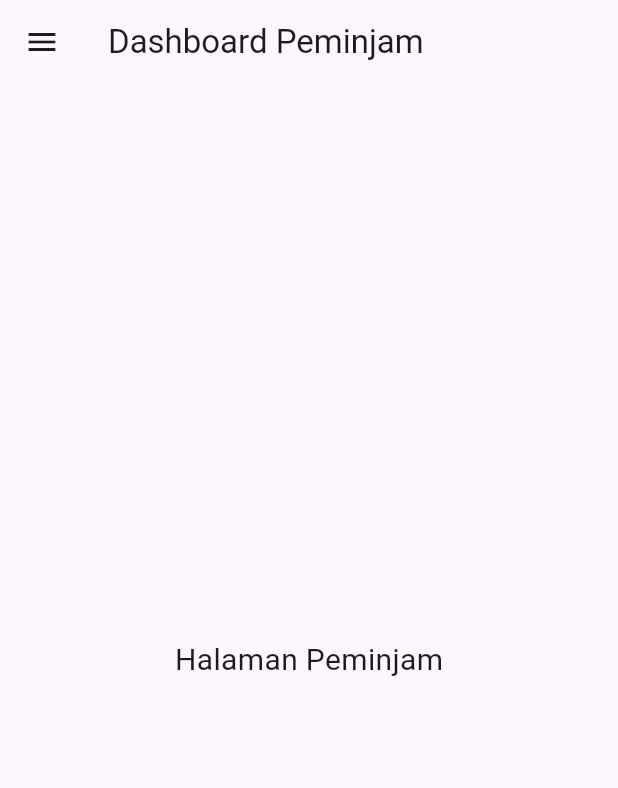
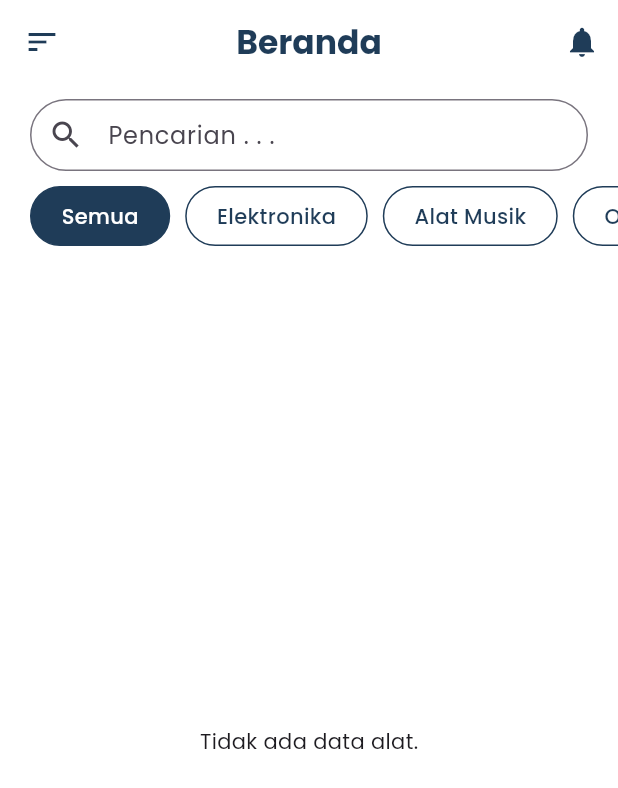
Before and after one commit to HusnulAzizah21/peminjaman_alat, a Flutter app: the PeminjamPage screen opened directly, on a phone screen of 412 x 824 dp. Shown: the top 788 px of the screen. Run offline on Flutter 3.47's test engine with Material 3 defaults, Android fonts, the phone set to English and light mode, and no system bars; our stand-ins replace get, google_fonts, supabase_flutter; accounts and stored records are empty.

Commit message:
update_2

```diff
--- a/lib/controllers/app_controller.dart
+++ b/lib/controllers/app_controller.dart
@@ -2,7 +2,7 @@ import 'package:get/get.dart';
 import 'package:supabase_flutter/supabase_flutter.dart';
 import '../pages/admin/admin_page.dart';
 import '../pages/petugas/petugas_page.dart';
-import '../pages/peminjam/peminjam_page.dart';
+import '../pages/peminjam/beranda.dart';
 import '../pages/login_page.dart';
 
 class AppController extends GetxController {
--- /dev/null
+++ b/lib/pages/peminjam/beranda.dart
@@ -0,0 +1,343 @@
+import 'package:flutter/material.dart';
+import 'package:get/get.dart';
+import '../../controllers/app_controller.dart';
+import 'peminjaman.dart';
+import 'riwayat.dart';
+
+class PeminjamPage extends StatefulWidget {
+  const PeminjamPage({super.key});
+
+  @override
+  State<PeminjamPage> createState() => _PeminjamPageState();
+}
+
+class _PeminjamPageState extends State<PeminjamPage> {
+  final c = Get.find<AppController>();
+  String searchQuery = "";
+  String selectedCategory = "Semua";
+
+  // List kategori sesuai dengan label di tombol filter
+  final List<String> categories = ["Semua", "Elektronika", "Alat Musik", "Olahraga"];
+
+  @override
+  Widget build(BuildContext context) {
+    final user = c.supabase.auth.currentUser;
+    final String userEmail = user?.email ?? "User@gmail.com";
+    final String userName = userEmail.split('@')[0].capitalizeFirst ?? "User";
+
+    return Scaffold(
+      backgroundColor: Colors.white,
+      appBar: AppBar(
+        backgroundColor: Colors.white,
+        elevation: 0,
+        centerTitle: true,
+        leading: Builder(
+          builder: (context) => IconButton(
+            icon: const Icon(Icons.sort, color: Color(0xFF1F3C58)),
+            onPressed: () => Scaffold.of(context).openDrawer(),
+          ),
+        ),
+        title: const Text(
+          "Beranda",
+          style: TextStyle(color: Color(0xFF1F3C58), fontWeight: FontWeight.bold),
+        ),
+        actions: [
+          IconButton(
+            icon: const Icon(Icons.notifications, color: Color(0xFF1F3C58)),
+            onPressed: () {
+              // Navigasi ke halaman notifikasi sederhana
+              Get.to(() => Scaffold(
+                    appBar: AppBar(
+                      title: const Text("Notifikasi"),
+                      backgroundColor: const Color(0xFF1F3C58),
+                    ),
+                    body: const Center(child: Text("Tidak ada notifikasi baru")),
+                  ));
+            },
+          ),
+        ],
+      ),
+      drawer: Drawer(
+        child: Column(
+          children: [
+            // HEADER PROFILE
+            Container(
+              padding: const EdgeInsets.only(top: 60, left: 20, right: 20, bottom: 20),
+              width: double.infinity,
+              color: const Color(0xFF1F3C58),
+              child: Row(
+                children: [
+                  const CircleAvatar(
+                    radius: 30,
+                    backgroundImage: AssetImage('assets/avatar.png'),
+                    backgroundColor: Colors.white,
+                  ),
+                  const SizedBox(width: 15),
+                  Expanded(
+                    child: Column(
+                      crossAxisAlignment: CrossAxisAlignment.start,
+                      mainAxisSize: MainAxisSize.min,
+                      children: [
+                        Text(
+                          userName,
+                          style: const TextStyle(
+                            color: Colors.white,
+                            fontSize: 18,
+                            fontWeight: FontWeight.bold,
+                          ),
+                        ),
+                        Text(
+                          userEmail,
+                          style: const TextStyle(
+                            color: Colors.white70,
+                            fontSize: 12,
+                          ),
+                        ),
+                      ],
+                    ),
+                  ),
+                ],
+              ),
+            ),
+            // MENU ITEMS
+            Expanded(
+              child: ListView(
+                padding: EdgeInsets.zero,
+                children: [
+                  const SizedBox(height: 10),
+                  _buildMenuItem(
+                    icon: Icons.home_outlined,
+                    title: "Beranda",
+                    isActive: true,
+                    onTap: () => Get.back(),
+                  ),
+                  _buildMenuItem(
+                    icon: Icons.add_box_outlined,
+                    title: "Peminjaman",
+                    onTap: () {
+                      Get.back();
+                      Get.to(() => const PeminjamanPage());
+                    },
+                  ),
+                  _buildMenuItem(
+                    icon: Icons.history,
+                    title: "Riwayat",
+                    onTap: () {
+                      Get.back();
+                      Get.to(() => const RiwayatPage());
+                    },
+                  ),
+                  _buildMenuItem(
+                    icon: Icons.logout,
+                    title: "Keluar",
+                    onTap: () => c.logout(),
+                  ),
+                ],
+              ),
+            ),
+          ],
+        ),
+      ),
+      body: Column(
+        children: [
+          // 1. SEARCH BAR
+          Padding(
+            padding: const EdgeInsets.symmetric(horizontal: 20, vertical: 10),
+            child: TextField(
+              onChanged: (value) => setState(() => searchQuery = value),
+              decoration: InputDecoration(
+                hintText: "Pencarian . . .",
+                prefixIcon: const Icon(Icons.search),
+                contentPadding: const EdgeInsets.symmetric(vertical: 0),
+                border: OutlineInputBorder(
+                  borderRadius: BorderRadius.circular(25),
+                  borderSide: const BorderSide(color: Color(0xFF1F3C58)),
+                ),
+              ),
+            ),
+          ),
+
+          // 2. FILTER KATEGORI
+          SizedBox(
+            height: 40,
+            child: ListView.builder(
+              scrollDirection: Axis.horizontal,
+              padding: const EdgeInsets.symmetric(horizontal: 15),
+              itemCount: categories.length,
+              itemBuilder: (context, index) {
+                bool isSelected = selectedCategory == categories[index];
+                return Padding(
+                  padding: const EdgeInsets.symmetric(horizontal: 5),
+                  child: InkWell(
+                    onTap: () => setState(() => selectedCategory = categories[index]),
+                    child: Container(
+                      padding: const EdgeInsets.symmetric(horizontal: 20),
+                      decoration: BoxDecoration(
+                        color: isSelected ? const Color(0xFF1F3C58) : Colors.white,
+                        borderRadius: BorderRadius.circular(20),
+                        border: Border.all(color: const Color(0xFF1F3C58)),
+                      ),
+                      alignment: Alignment.center,
+                      child: Text(
+                        categories[index],
+                        style: TextStyle(
+                          color: isSelected ? Colors.white : const Color(0xFF1F3C58),
+                          fontWeight: FontWeight.w500,
+                        ),
+                      ),
+                    ),
+                  ),
+                );
+              },
+            ),
+          ),
+
+          // 3. GRID ALAT (Mengambil data dari Supabase)
+          Expanded(
+            child: StreamBuilder<List<Map<String, dynamic>>>(
+              stream: c.supabase.from('alat').stream(primaryKey: ['id']),
+              builder: (context, snapshot) {
+                if (snapshot.connectionState == ConnectionState.waiting) {
+                  return const Center(child: CircularProgressIndicator());
+                }
+
+                if (!snapshot.hasData || snapshot.data!.isEmpty) {
+                  return const Center(child: Text("Tidak ada data alat."));
+                }
+
+                // LOGIKA FILTER: Menggunakan data 'kategori' dari database
+                final filteredItems = snapshot.data!.where((item) {
+                  final String namaAlat = item['nama_alat'].toString().toLowerCase();
+                  final String kategoriDb = item['kategori_id'].toString(); // Mengambil data kolom kategori
+
+                  final matchesSearch = namaAlat.contains(searchQuery.toLowerCase());
+
+                  // Mencocokkan kolom 'kategori' di DB dengan 'selectedCategory' di UI
+                  final matchesCategory = selectedCategory == "Semua" ||
+                                          kategoriDb == selectedCategory;
+
+                  return matchesSearch && matchesCategory;
+                }).toList();
+
+                return GridView.builder(
+                  padding: const EdgeInsets.all(20),
+                  gridDelegate: const SliverGridDelegateWithFixedCrossAxisCount(
+                    crossAxisCount: 2,
+                    crossAxisSpacing: 15,
+                    mainAxisSpacing: 15,
+                    childAspectRatio: 0.78,
+                  ),
+                  itemCount: filteredItems.length,
+                  itemBuilder: (context, index) {
+                    final item = filteredItems[index];
+
+                    final String namaAlat = item['nama_alat'] ?? "";
+                    final int stok = item['stok_total'] ?? 0;
+                    final String status = item['status_ketersediaan'] ?? "Kosong";
+                    final String imageUrl = item['gambar_url'] ?? "";
+
+                    final Color statusColor = (status.toLowerCase() == 'tersedia')
+                        ? Colors.green
+                        : Colors.red;
+
+                    return Column(
+                      crossAxisAlignment: CrossAxisAlignment.start,
+                      children: [
+                        // GAMBAR ALAT
+                        Expanded(
+                          child: Container(
+                            width: double.infinity,
+                            decoration: BoxDecoration(
+                              color: Colors.white,
+                              borderRadius: BorderRadius.circular(15),
+                              boxShadow: [
+                                BoxShadow(
+                                  color: Colors.black.withOpacity(0.08),
+                                  blurRadius: 8,
+                                  offset: const Offset(0, 4),
+                                ),
+                              ],
+                            ),
+                            child: ClipRRect(
+                              borderRadius: BorderRadius.circular(15),
+                              child: imageUrl.isNotEmpty
+                                  ? Image.network(imageUrl, fit: BoxFit.contain)
+                                  : const Icon(Icons.image_not_supported),
+                            ),
+                          ),
+                        ),
+                        const SizedBox(height: 8),
+                        // INFORMASI ALAT (Kategori tidak ditampilkan sesuai gambar)
+                        Row(
+                          mainAxisAlignment: MainAxisAlignment.spaceBetween,
+                          children: [
+                            Expanded(
+                              child: Column(
+                                crossAxisAlignment: CrossAxisAlignment.start,
+                                children: [
+                                  Text(
+                                    namaAlat,
+                                    style: const TextStyle(
+                                      fontWeight: FontWeight.bold,
+                                      color: Color(0xFF1F3C58),
+                                    ),
+                                    maxLines: 1,
+                                    overflow: TextOverflow.ellipsis,
+                                  ),
+                                  Text(
+                                    "Stok : $stok unit",
+                                    style: const TextStyle(fontSize: 11, color: Colors.grey),
+                                  ),
+                                  Text(
+                                    status,
+                                    style: TextStyle(
+                                      fontSize: 11,
+                                      color: statusColor,
+                                      fontWeight: FontWeight.bold,
+                                    ),
+                                  ),
+                                ],
+                              ),
+                            ),
+                            const Icon(Icons.add_circle, color: Color(0xFF1F3C58), size: 20),
+                          ],
+                        ),
+                      ],
+                    );
+                  },
+                );
+              },
+            ),
+          ),
+        ],
+      ),
+    );
+  }
+
+  // Widget menu item Drawer
+  Widget _buildMenuItem({
+    required IconData icon,
+    required String title,
+    bool isActive = false,
+    required VoidCallback onTap,
+  }) {
+    return Container(
+      margin: const EdgeInsets.symmetric(horizontal: 15, vertical: 5),
+      decoration: BoxDecoration(
+        color: isActive ? Colors.grey[200] : Colors.transparent,
+        borderRadius: BorderRadius.circular(10),
+      ),
+      child: ListTile(
+        leading: Icon(icon, color: const Color(0xFF1F3C58)),
+        title: Text(
+          title,
+          style: const TextStyle(
+            color: Color(0xFF1F3C58),
+            fontWeight: FontWeight.w600,
+          ),
+        ),
+        onTap: onTap,
+      ),
+    );
+  }
+}
--- a/lib/pages/peminjam/peminjam_page.dart
+++ /dev/null
@@ -1,139 +0,0 @@
-import 'package:flutter/material.dart';
-import 'package:get/get.dart';
-import '../../controllers/app_controller.dart';
-
-class PeminjamPage extends StatelessWidget {
-  const PeminjamPage({super.key});
-
-  @override
-  Widget build(BuildContext context) {
-    final c = Get.find<AppController>();
-
-    // Mengambil data user dari session supabase yang sedang aktif
-    final user = c.supabase.auth.currentUser;
-    final String userEmail = user?.email ?? "User@gmail.com";
-    // Untuk nama, biasanya diambil dari data profile, di sini kita ambil bagian depan email sebagai placeholder
-    final String userName = userEmail.split('@')[0].capitalizeFirst ?? "User";
-
-    return Scaffold(
-      appBar: AppBar(
-        title: const Text("Dashboard Peminjam"),
-        // Tombol menu otomatis muncul jika ada drawer
-      ),
-      // --- TAMBAHKAN DRAWER DI SINI ---
-      drawer: Drawer(
-        child: Column(
-          children: [
-            // BAGIAN HEADER PROFILE (Biru Gelap)
-            Container(
-              padding: const EdgeInsets.only(top: 60, left: 20, right: 20, bottom: 20),
-              width: double.infinity,
-              color: const Color(0xFF1F3C58), // Warna biru gelap sesuai gambar
-              child: Row(
-                children: [
-                  const CircleAvatar(
-                    radius: 30,
-                    backgroundImage: AssetImage('assets/avatar.png'), // Pastikan aset tersedia
-                    backgroundColor: Colors.white,
-                  ),
-                  const SizedBox(width: 15),
-                  Expanded(
-                    child: Column(
-                      crossAxisAlignment: CrossAxisAlignment.start,
-                      mainAxisSize: MainAxisSize.min,
-                      children: [
-                        Text(
-                          userName,
-                          style: const TextStyle(
-                            color: Colors.white,
-                            fontSize: 18,
-                            fontWeight: FontWeight.bold,
-                          ),
-                        ),
-                        Text(
-                          userEmail,
-                          style: const TextStyle(
-                            color: Colors.white70,
-                            fontSize: 12,
-                          ),
-                        ),
-                      ],
-                    ),
-                  ),
-                ],
-              ),
-            ),
-
-            // BAGIAN MENU ITEMS
-            Expanded(
-              child: ListView(
-                padding: EdgeInsets.zero,
-                children: [
-                  const SizedBox(height: 10),
-                  _buildMenuItem(
-                    icon: Icons.home,
-                    title: "Beranda",
-                    isActive: true, // Beranda aktif sesuai gambar
-                    onTap: () => Get.back(),
-                  ),
-                  _buildMenuItem(
-                    icon: Icons.add_box,
-                    title: "Peminjaman",
-                    onTap: () {
-                      // Navigasi ke halaman peminjaman
-                    },
-                  ),
-                  _buildMenuItem(
-                    icon: Icons.history,
-                    title: "Riwayat",
-                    onTap: () {
-                      // Navigasi ke halaman riwayat
-                    },
-                  ),
-                  _buildMenuItem(
-                    icon: Icons.logout,
-                    title: "Keluar",
-                    onTap: () => c.logout(),
-                  ),
-                ],
-              ),
-            ),
-          ],
-        ),
-      ),
-      body: const Center(
-        child: Text("Halaman Peminjam", style: TextStyle(fontSize: 20)),
-      ),
-    );
-  }
-
-  // Widget pembantu untuk membuat list item menu
-  Widget _buildMenuItem({
-    required IconData icon,
-    required String title,
-    bool isActive = false,
-    required VoidCallback onTap,
-  }) {
-    return Container(
-      margin: const EdgeInsets.symmetric(horizontal: 15, vertical: 5),
-      decoration: BoxDecoration(
-        color: isActive ? Colors.grey[200] : Colors.transparent,
-        borderRadius: BorderRadius.circular(10),
-      ),
-      child: ListTile(
-        leading: Icon(
-          icon,
-          color: const Color(0xFF1F3C58),
-        ),
-        title: Text(
-          title,
-          style: const TextStyle(
-            color: Color(0xFF1F3C58),
-            fontWeight: FontWeight.w600,
-          ),
-        ),
-        onTap: onTap,
-      ),
-    );
-  }
-}
--- a/lib/pages/splash_page.dart
+++ b/lib/pages/splash_page.dart
@@ -6,7 +6,7 @@ import 'package:supabase_flutter/supabase_flutter.dart';
 import 'login_page.dart';
 import 'admin/admin_page.dart';
 import 'petugas/petugas_page.dart';
-import 'peminjam/peminjam_page.dart';
+import 'peminjam/beranda.dart';
 
 class SplashPage extends StatefulWidget {
   const SplashPage({super.key});
--- a/pubspec.yaml
+++ b/pubspec.yaml
@@ -34,6 +34,7 @@ dependencies:
   get: ^4.6.6
   font_awesome_flutter: ^10.7.0
   intl: ^0.19.0
+  google_fonts: ^6.1.0
 
   # The following adds the Cupertino Icons font to your application.
   # Use with the CupertinoIcons class for iOS style icons.
```
Also changed, not shown: lib/main.dart (+8 -0 lines), lib/pages/peminjam/drawer.dart (added, +115 -0 lines), lib/pages/peminjam/peminjaman.dart (added, +19 -0 lines), lib/pages/peminjam/riwayat.dart (added, +19 -0 lines), lib/pages/peminjam/keluar.dart (added), pubspec.lock.
